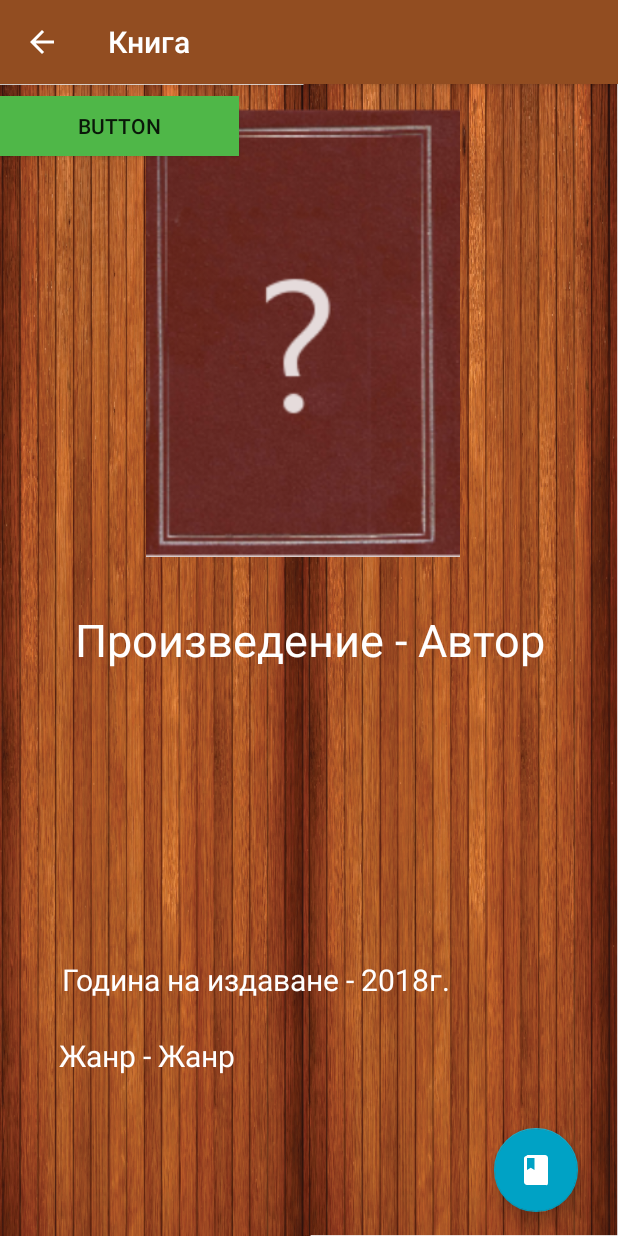
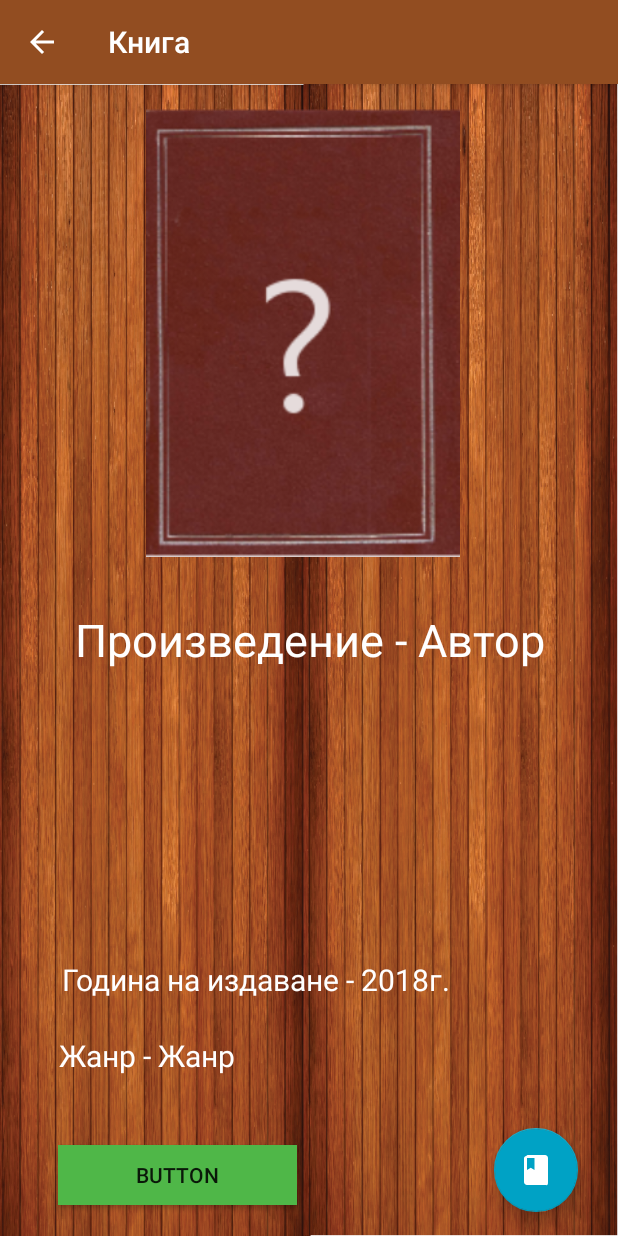
Before and after one commit to lyubolp/Booky, an Android app: the bookActivity screen opened directly, with no data from a screen before it, on a phone screen of 412 x 824 dp. Run offline under Robolectric (Android 15) with nearby library versions, the phone set to English and light mode, and no system bars.

Commit message:
Added book page and some more minor changes

```diff
--- a/app/src/main/AndroidManifest.xml
+++ b/app/src/main/AndroidManifest.xml
@@ -27,7 +27,7 @@
             android:parentActivityName=".MainActivity" />
         <activity android:name=".bookActivity"
             android:label="@string/book"
-            android:parentActivityName=".MainActivity">
+            android:parentActivityName=".LibraryActivity">
 
         </activity>
     </application>
--- a/app/src/main/java/com/projectlibrary/library/LibraryActivity.java
+++ b/app/src/main/java/com/projectlibrary/library/LibraryActivity.java
@@ -1,5 +1,6 @@
 package com.projectlibrary.library;
 
+import android.content.Intent;
 import android.graphics.drawable.Drawable;
 import android.support.v7.app.AppCompatActivity;
 import android.os.Bundle;
@@ -105,6 +106,9 @@ public class LibraryActivity extends AppCompatActivity {
         switch (a)
         {
             case "com.projectlibrary.library:id/book1":
+                Intent intent = new Intent(LibraryActivity.this, bookActivity.class);
+
+                startActivity(intent);
                 break;
             case "com.projectlibrary.library:id/book2":
                 break;
--- a/app/src/main/res/layout/activity_book.xml
+++ b/app/src/main/res/layout/activity_book.xml
@@ -108,10 +108,18 @@
             android:id="@+id/button"
             android:layout_width="159dp"
             android:layout_height="40dp"
+            android:layout_marginBottom="8dp"
+            android:layout_marginEnd="8dp"
+            android:layout_marginStart="8dp"
+            android:layout_marginTop="8dp"
             android:background="@color/bookStateRead"
             android:text="Button"
-            tools:layout_editor_absoluteX="34dp"
-            tools:layout_editor_absoluteY="447dp"
+            app:layout_constraintBottom_toBottomOf="parent"
+            app:layout_constraintEnd_toEndOf="parent"
+            app:layout_constraintHorizontal_bias="0.129"
+            app:layout_constraintStart_toStartOf="parent"
+            app:layout_constraintTop_toTopOf="parent"
+            app:layout_constraintVertical_bias="0.982"
             tools:text="@string/bookStateRead" />
 
     </android.support.constraint.ConstraintLayout>
```
